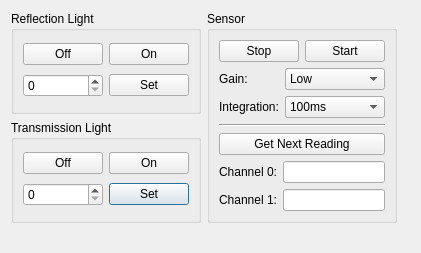
Old version of the form software/desktop/remotecontroldialog.ui in the repository dektronics/printalyzer-densitometer.
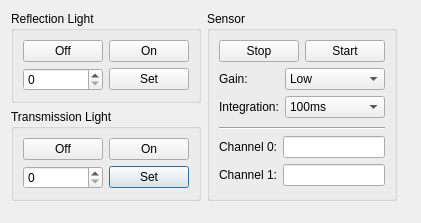
New version of the form.

Commit message:
Change remote control sensor diag mode to push results
This makes the desktop app's diagnostic control panel more closely
resemble the capabilities of the on-device diagnostics screen, and now
able to act as a suitable alternative.

The "get next reading" diagnostic command has now been removed, in favor
of simply pushing results as they arrive when the sensor task loop is
running.

```diff
--- a/software/desktop/remotecontroldialog.ui
+++ b/software/desktop/remotecontroldialog.ui
@@ -7,7 +7,7 @@
     <x>0</x>
     <y>0</y>
     <width>421</width>
-    <height>253</height>
+    <height>223</height>
    </rect>
   </property>
   <property name="windowTitle">
@@ -208,13 +208,6 @@
         </property>
        </widget>
       </item>
-      <item>
-       <widget class="QPushButton" name="sensorReadPushButton">
-        <property name="text">
-         <string>Get Next Reading</string>
-        </property>
-       </widget>
-      </item>
       <item>
        <layout class="QFormLayout" name="formLayout_2">
         <item row="0" column="0">
```
Left out of the diff: 1 changed line with no effect on the pictures. The commit also changes 8 other files.
